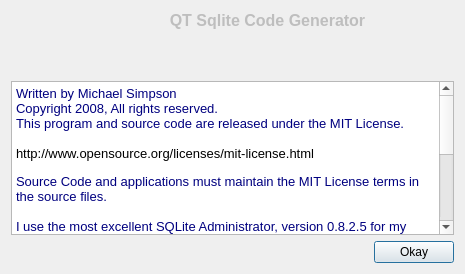
Before: the Qt Designer form AboutDialog.ui in amreisa/QSQLGenerator, drawn with Qt 5.
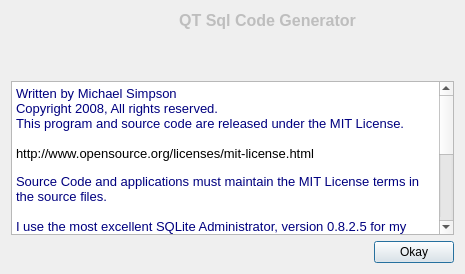
After: the same form once the commit is applied. Icons and pictures are not drawn.

Diff of the .ui file:
```diff
--- a/AboutDialog.ui
+++ b/AboutDialog.ui
@@ -68,7 +68,7 @@
           </font>
          </property>
          <property name="text" >
-          <string>QT Sqlite Code Generator</string>
+          <string>QT Sql Code Generator</string>
          </property>
          <property name="alignment" >
           <set>Qt::AlignCenter</set>
```
Left out of the diff: 5 changed lines with no effect on the pictures.
